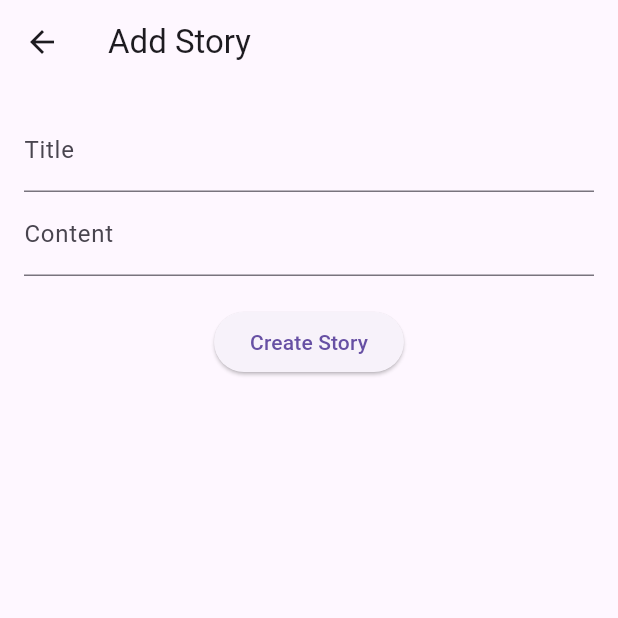
After one commit to VarunRocky007/cp-assignment, a Flutter app: the AddStoryScreen screen opened by its route, on a phone screen of 412 x 824 dp, the top half of it. The commit adds this screen. Run offline on Flutter 3.47's test engine with Material 3 defaults, Android fonts, the phone set to English and light mode, and no system bars; our stand-ins replace auto_route, flutter_dotenv, parse_server_sdk_flutter.

Commit message:
Add create story and read story screen

```diff
--- a/lib/domain/usecase/get_stories_use_case.dart
+++ b/lib/domain/usecase/get_stories_use_case.dart
@@ -8,7 +8,7 @@ class GetStoriesUseCase {
   GetStoriesUseCase({StoryRepository? repository})
       : _repository = repository ?? StoryRepositoryImpl();
 
-  Future<List<ParseObject>> call() async {
+  Future<List<ParseObject>> execute() async {
     return await _repository.readStories();
   }
 }
--- a/lib/domain/usecase/get_story_by_id_use_case.dart
+++ b/lib/domain/usecase/get_story_by_id_use_case.dart
@@ -8,7 +8,7 @@ class GetStoryByIdUseCase {
   GetStoryByIdUseCase({StoryRepository? repository})
       : _repository = repository ?? StoryRepositoryImpl();
 
-  Future<ParseObject?> call(String objectId) async {
+  Future<ParseObject?> execute(String objectId) async {
     return await _repository.getStoryById(objectId);
   }
 }
--- a/lib/navigation/app_router.dart
+++ b/lib/navigation/app_router.dart
@@ -2,7 +2,7 @@ import 'package:auto_route/auto_route.dart';
 import 'package:cross_platform_assignment/navigation/app_router.gr.dart';
 
 @AutoRouterConfig()
-class AppRouter extends $AppRouter{
+class AppRouter extends $AppRouter {
   @override
   List<AutoRoute> get routes => [
         AutoRoute(
@@ -12,12 +12,19 @@ class AppRouter extends $AppRouter{
         AutoRoute(
           path: "/login",
           page: LoginRoute.page,
-      initial: true
+          initial: true,
         ),
         AutoRoute(
           path: "/registration",
           page: RegistrationRoute.page,
         ),
+        AutoRoute(
+          path: "/add",
+          page: AddStoryRoute.page,
+        ),
+        AutoRoute(
+          path: "/read",
+          page: ReadStoryRoute.page,
+        )
       ];
-
 }
--- /dev/null
+++ b/lib/presentation/add_story_screen.dart
@@ -0,0 +1,106 @@
+import 'package:auto_route/annotations.dart';
+import 'package:auto_route/auto_route.dart';
+import 'package:cross_platform_assignment/domain/usecase/create_story_use_case.dart';
+import 'package:cross_platform_assignment/navigation/app_router.gr.dart';
+import 'package:flutter/material.dart';
+
+@RoutePage()
+class AddStoryScreen extends StatefulWidget {
+  const AddStoryScreen({super.key});
+
+  @override
+  State<AddStoryScreen> createState() => _AddStoryScreenState();
+}
+
+class _AddStoryScreenState extends State<AddStoryScreen> {
+  bool _isLoading = false;
+  bool _isError = false;
+  String _errorMessage = "";
+  late TextEditingController _titleController;
+  late TextEditingController _contentController;
+
+  late CreateStoryUseCase _createStoryUseCase;
+
+  @override
+  void initState() {
+    _createStoryUseCase = CreateStoryUseCase();
+    _titleController = TextEditingController();
+    _contentController = TextEditingController();
+    super.initState();
+  }
+
+  void _createStory() async {
+    setState(() {
+      _isLoading = true;
+      _isError = false;
+      _errorMessage = "";
+    });
+    try {
+      final response = await _createStoryUseCase.execute(
+        title: _titleController.text,
+        content: _contentController.text,
+      );
+      if (response) {
+        setState(() {
+          _isLoading = false;
+        });
+        navigateToHome();
+      } else {
+        setState(() {
+          _isLoading = false;
+          _isError = true;
+          _errorMessage = "Failed to create story";
+        });
+      }
+    } catch(e) {
+      setState(() {
+        _isLoading = false;
+        _isError = true;
+        _errorMessage = "Failed to create story: ${e.toString()}";
+      });
+    }
+  }
+
+  void navigateToHome() {
+    context.router.replaceAll([
+      const HomeRoute(),
+    ]);
+  }
+
+
+  @override
+  Widget build(BuildContext context) {
+    return Scaffold(
+      appBar: AppBar(
+        title: const Text("Add Story"),
+      ),
+      body: Padding(
+        padding: const EdgeInsets.all(16.0),
+        child: Column(
+          children: [
+            TextField(
+              controller: _titleController,
+              decoration: const InputDecoration(labelText: "Title"),
+            ),
+            TextField(
+              controller: _contentController,
+              decoration: const InputDecoration(labelText: "Content"),
+            ),
+            const SizedBox(height: 20),
+            ElevatedButton(
+              onPressed: _isLoading ? null : _createStory,
+              child: _isLoading
+                  ? const CircularProgressIndicator()
+                  : const Text("Create Story"),
+            ),
+            if (_isError)
+              Text(
+                _errorMessage,
+                style: const TextStyle(color: Colors.red),
+              ),
+          ],
+        ),
+      ),
+    );
+  }
+}
```
Also changed, not shown: lib/data/remote_data_source/story_remote_data_source.dart (+9 -3 lines), lib/presentation/home_screen.dart (+104 -1 lines), lib/presentation/read_story_screen.dart (added, +172 -0 lines), lib/navigation/app_router.gr.dart. Lines whose indentation alone changed are shown as unchanged.
